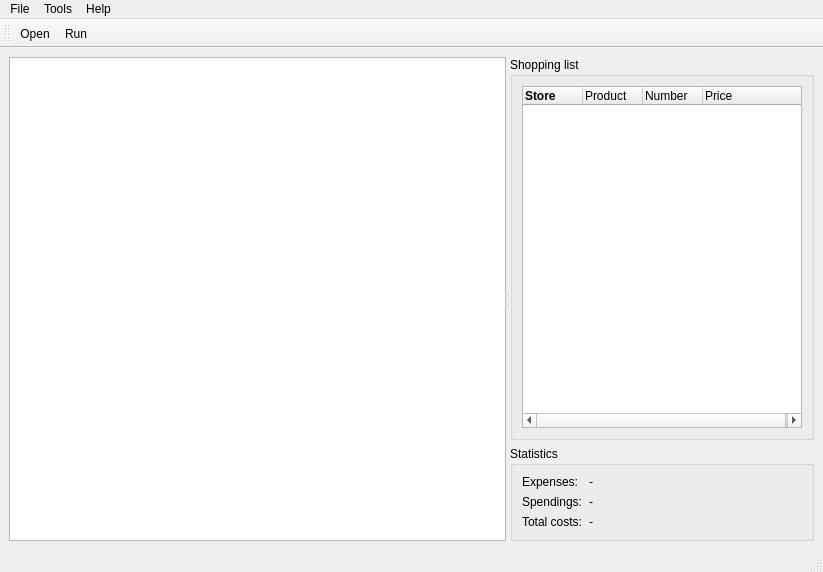
The window that gui/ui_mainwindow.ui (domoritz/informaticup-2012) describes before a commit, drawn with Qt 5.
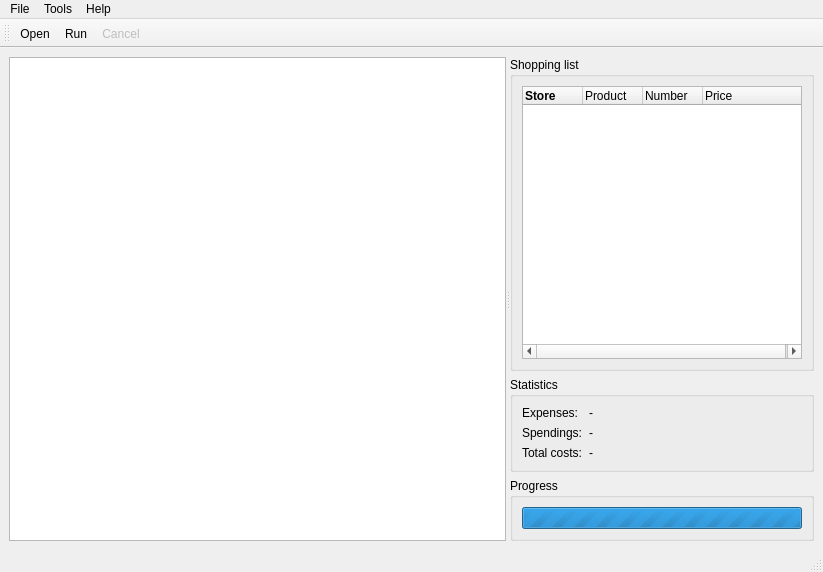
The same window after the commit. Custom widgets are drawn as their Qt base class.

Commit message:
Gui: Itegrated progress dialog into mainwindows + cancel option
* Added cancel option
* ProgressBar not part of main windows
* Program reports about unexpected terminations of the algorithmThread

What changed in the file:
```diff
--- a/gui/ui_mainwindow.ui
+++ b/gui/ui_mainwindow.ui
@@ -207,6 +207,36 @@
           </layout>
          </widget>
         </item>
+        <item>
+         <widget class="QGroupBox" name="progressGroupBox">
+          <property name="title">
+           <string>Progress</string>
+          </property>
+          <layout class="QVBoxLayout" name="verticalLayout_4">
+           <item>
+            <widget class="QProgressBar" name="progressBar">
+             <property name="enabled">
+              <bool>true</bool>
+             </property>
+             <property name="maximum">
+              <number>0</number>
+             </property>
+             <property name="value">
+              <number>0</number>
+             </property>
+             <property name="textVisible">
+              <bool>true</bool>
+             </property>
+             <property name="invertedAppearance">
+              <bool>false</bool>
+             </property>
+            </widget>
+           </item>
+          </layout>
+          <zorder>verticalGroupBox_2</zorder>
+          <zorder>progressBar</zorder>
+         </widget>
+        </item>
        </layout>
       </widget>
      </widget>
@@ -257,6 +287,7 @@
    </attribute>
    <addaction name="actionOpen"/>
    <addaction name="actionRun"/>
+   <addaction name="actionCancel"/>
   </widget>
   <action name="actionPreferences">
    <property name="text">
@@ -293,6 +324,14 @@
     <string>Ctrl+Q</string>
    </property>
   </action>
+  <action name="actionCancel">
+   <property name="enabled">
+    <bool>false</bool>
+   </property>
+   <property name="text">
+    <string>Cancel</string>
+   </property>
+  </action>
  </widget>
  <customwidgets>
   <customwidget>
```
Left out of the diff: 2 changed lines with no effect on the pictures. The commit also changes 4 other files.
